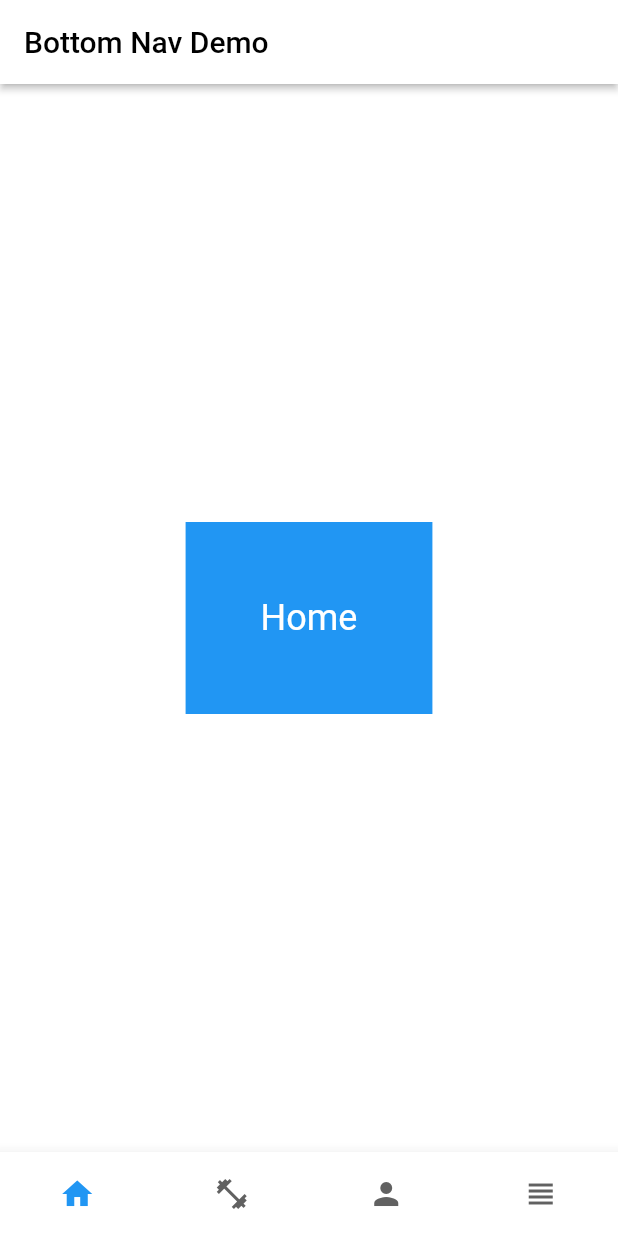
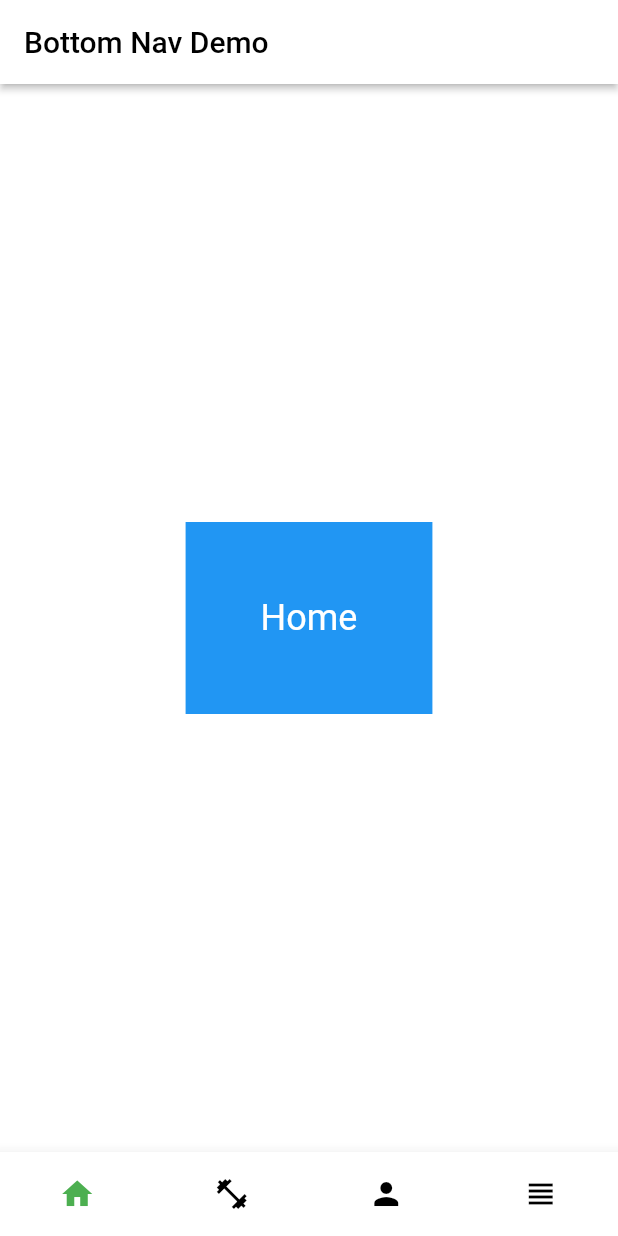
Before and after one commit to emidiao/bmnav, a Flutter app: the screen it shows after launch, item 2 of the bottom bar chosen, after a tap on the "home" icon, on a phone screen of 412 x 824 dp. Run offline on Flutter 3.47's test engine with Material 2 defaults, Android fonts, the phone set to English and light mode, and no system bars.

```diff
--- a/example/lib/main.dart
+++ b/example/lib/main.dart
@@ -5,9 +5,7 @@ void main() {
   runApp(MaterialApp(
     title: 'Bottom Nav Demo',
     home: MainWidget(),
-    theme: ThemeData(
-      primaryColor: Color(0xFF13A9B7),
-    ),
+    theme: ThemeData(primaryColor: Colors.green),
   ));
 }
 
@@ -32,7 +30,8 @@ class MainWidgetState extends State<MainWidget> {
   Widget build(BuildContext ctx) {
     return Scaffold(
       appBar: AppBar(
-        title: Text('Bottom Nav Demo', style: TextStyle(color: Colors.black)), elevation: 2.0,
+        title: Text('Bottom Nav Demo', style: TextStyle(color: Colors.black)),
+        elevation: 2.0,
         backgroundColor: Colors.white,
       ),
       backgroundColor: Colors.white,
@@ -45,6 +44,8 @@ class MainWidgetState extends State<MainWidget> {
             currentScreen = screens[i];
           });
         },
+        iconStyle: bmnav.IconStyle(color: Colors.black),
+        selectedIconStyle: bmnav.IconStyle(color: Colors.green),
         items: [
           bmnav.BottomNavItem(Icons.home),
           bmnav.BottomNavItem(Icons.fitness_center),
```
Also changed, not shown: 1 other file.
